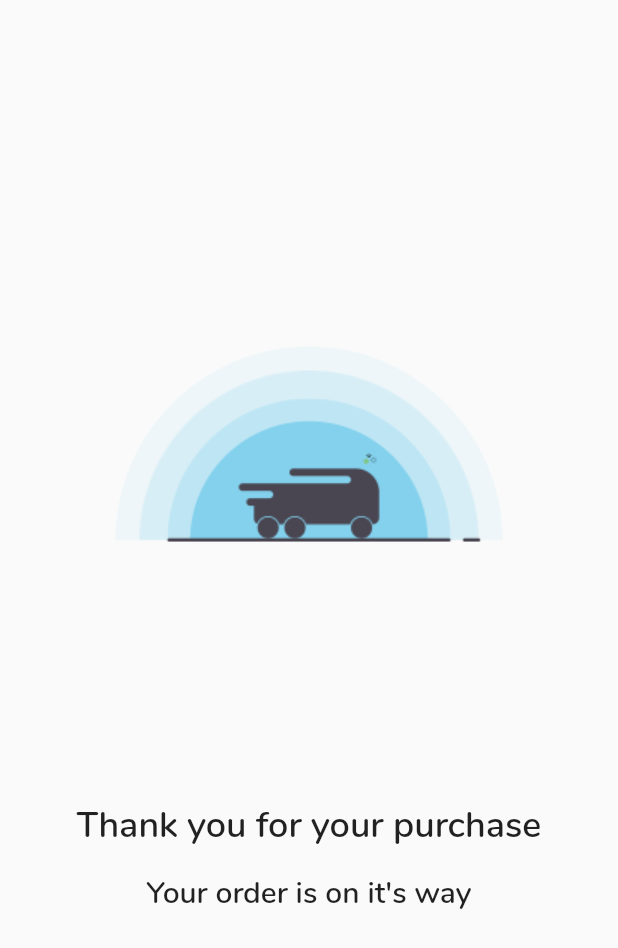
After one commit to xsahil03x/jwelery_kart, a Flutter app: the OrderSuccessfulScreen screen opened directly, on a phone screen of 412 x 824 dp. The commit adds this screen. Shown: the top 948 px of the screen. Run offline on Flutter 3.47's test engine with Material 2 defaults, Android fonts, the phone set to English and light mode, and no system bars; our stand-ins replace cached_network_image, carousel_slider, firebase_auth, fluro, rxdart, shared_preferences and 1 more; missing offline and left inert: intro_views_flutter; accounts and stored records are empty; statements that could not run were skipped.

Commit message:
Add Success Screen.
Signed-off-by: Sahil Kumar <xdsahil@gmail.com>

```diff
--- a/lib/config/route_handlers.dart
+++ b/lib/config/route_handlers.dart
@@ -1,6 +1,7 @@
-import 'package:jwelery_kart/pages/buynow/buy_now.dart';
+import 'package:jwelery_kart/pages/buy_now.dart';
 import 'package:jwelery_kart/pages/home/home_screen.dart';
 import 'package:jwelery_kart/pages/myorders/my_orders_screen.dart';
+import 'package:jwelery_kart/pages/order_successful.dart';
 import 'package:jwelery_kart/pages/orderdetail/order_detail_screen.dart';
 import 'package:jwelery_kart/pages/productcart/product_cart_screen.dart';
 import 'package:jwelery_kart/pages/productdetail/product_detail_screen.dart';
@@ -68,3 +69,8 @@ var orderDetailHandler = new Handler(
     orderId: orderId,
   );
 });
+
+var orderSuccessHandler = new Handler(
+    handlerFunc: (BuildContext context, Map<String, List<String>> params) {
+  return new OrderSuccessfulScreen();
+});
--- a/lib/config/routes.dart
+++ b/lib/config/routes.dart
@@ -14,6 +14,7 @@ class Routes {
   static String userDetail = "/userDetail";
   static String myOrders = "/myOrders";
   static String orderDetail = "/orderDetail";
+  static String orderSuccess = "/orderSuccess";
 
   static void configureRoutes(Router router) {
     router.notFoundHandler = new Handler(
@@ -37,5 +38,7 @@ class Routes {
         handler: myOrdersHandler, transitionType: TransitionType.native);
     router.define(orderDetail,
         handler: orderDetailHandler, transitionType: TransitionType.native);
+    router.define(orderSuccess,
+        handler: orderSuccessHandler, transitionType: TransitionType.native);
   }
 }
--- a/lib/main.dart
+++ b/lib/main.dart
@@ -4,8 +4,9 @@ import 'package:jwelery_kart/bloc/injector.dart';
 import 'package:jwelery_kart/config/application.dart';
 import 'package:jwelery_kart/config/routes.dart';
 import 'package:jwelery_kart/pages/home/home_screen.dart';
-import 'package:jwelery_kart/pages/onboarding/onboarding_screen.dart';
+import 'package:jwelery_kart/pages/onboarding_screen.dart';
 import 'package:fluro/fluro.dart';
+import 'package:jwelery_kart/pages/order_successful.dart';
 import 'package:jwelery_kart/pages/registration/registration_screen.dart';
 import 'package:jwelery_kart/pages/registration/user_info_screen.dart';
 import 'package:jwelery_kart/data/local/sharedpreference_helper.dart';
--- /dev/null
+++ b/lib/pages/order_successful.dart
@@ -0,0 +1,31 @@
+import 'package:flutter/material.dart';
+
+class OrderSuccessfulScreen extends StatelessWidget {
+  @override
+  Widget build(BuildContext context) {
+    return Scaffold(
+      body: Container(
+        child: Column(
+          children: <Widget>[
+            SizedBox(height: 120.0),
+            Center(
+              child: Image.asset(
+                'assets/images/ic_success.png',
+                width: double.infinity,
+              ),
+            ),
+            Text(
+              'Thank you for your purchase',
+              style: TextStyle(fontSize: 24.0),
+            ),
+            SizedBox(height: 15.0),
+            Text(
+              "Your order is on it's way",
+              style: TextStyle(fontSize: 20.0),
+            ),
+          ],
+        ),
+      ),
+    );
+  }
+}
--- a/pubspec.yaml
+++ b/pubspec.yaml
@@ -56,8 +56,10 @@ flutter:
     - assets/images/ic_food.png
     - assets/images/ic_movie.png
     - assets/images/ic_travel.png
+    - assets/images/ic_success.png
     - assets/images/ic_error_placeholder.png
     - assets/images/ic_background.jpeg
+    - assets/images/ic_drawer_header.jpeg
 
   # An image asset can refer to one or more resolution-specific "variants", see
   # https://flutter.io/assets-and-images/#resolution-aware.
```
Also changed, not shown: lib/pages/buy_now.dart (renamed from lib/pages/buynow/buy_now.dart, +22 -5 lines), lib/pages/home/home_screen.dart (+4 -5 lines), lib/pages/productcart/cart_item.dart (+8 -4 lines), lib/pages/productcart/custom_bottom_nav.dart (+6 -1 lines), assets/images/ic_success.png (added), lib/pages/onboarding_screen.dart (renamed from lib/pages/onboarding/onboarding_screen.dart).
